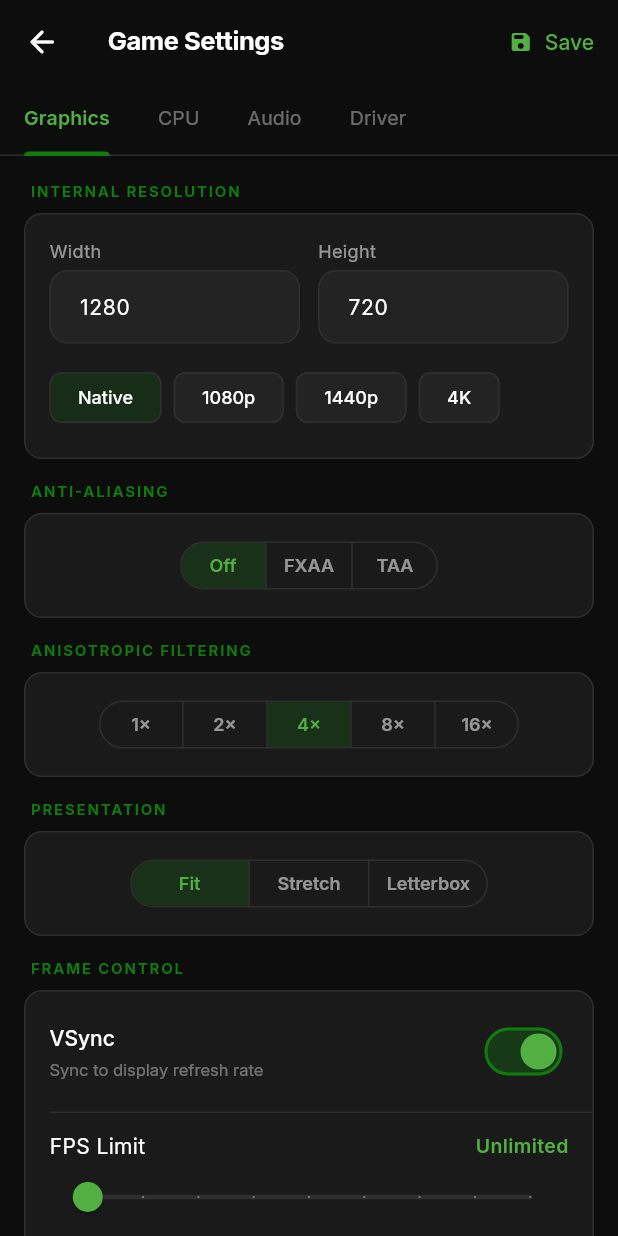
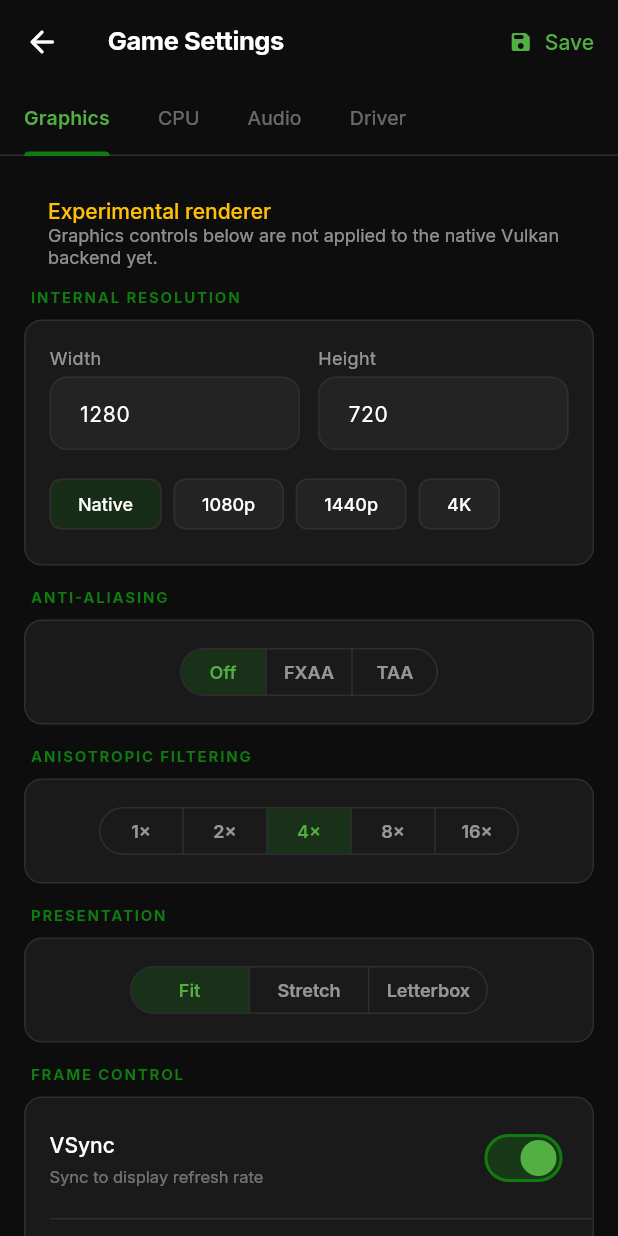
Before and after one commit to kuaan08/Android, a Flutter app: the GameSettingsScreen screen opened directly with empty values, on a phone screen of 412 x 824 dp. Run offline on Flutter 3.47's test engine with Material 3 defaults, Android fonts, the light colour scheme and no system bars; our stand-ins replace file_picker, flutter_riverpod, freezed_annotation, go_router, google_fonts, hive_flutter and 3 more; missing offline and left inert: dart:ffi; accounts and stored records are empty; generated files the repository leaves out were written again.

Commit message:
Persist real per-game JIT threads and GPU diagnostics; warn that Turnip and rendering toggles are not wired

```diff
--- a/lib/features/game_settings/screens/game_settings_screen.dart
+++ b/lib/features/game_settings/screens/game_settings_screen.dart
@@ -1,4 +1,5 @@
 import 'package:flutter/material.dart';
+import 'package:shared_preferences/shared_preferences.dart';
 import 'package:flutter_riverpod/flutter_riverpod.dart';
 import 'package:go_router/go_router.dart';
 import '../../../core/theme/app_theme.dart';
@@ -24,7 +25,7 @@ class _GameSettingsScreenState extends ConsumerState<GameSettingsScreen>
   int _fpsLimit = 0;
 
   // CPU
-  int _jitThreads = 4;
+  int _jitThreads = 2; // Default conservative for 6 GB RAM
   int _jitMode = 0; // 0=Lazy 1=Eager
   bool _blockCache = true;
   bool _fastMath = true;
@@ -36,7 +37,8 @@ class _GameSettingsScreenState extends ConsumerState<GameSettingsScreen>
   bool _audioStretch = false;
 
   // Driver
-  int _driverMode = 0; // 0=System 1=Turnip
+  int _driverMode = 0; // Only system driver is actually wired into Vulkan
+  bool _showDiagnostics = true;
   bool _bcNative = true;
   bool _debugLayers = false;
 
@@ -44,6 +46,7 @@ class _GameSettingsScreenState extends ConsumerState<GameSettingsScreen>
   void initState() {
     super.initState();
     _tabs = TabController(length: 4, vsync: this);
+    _loadPrefs();
   }
 
   @override
@@ -101,15 +104,36 @@ class _GameSettingsScreenState extends ConsumerState<GameSettingsScreen>
     );
   }
 
-  void _saveSettings() {
+  Future<void> _loadPrefs() async {
+    final prefs = await SharedPreferences.getInstance();
+    if (!mounted) return;
+    setState(() {
+      _jitThreads = (prefs.getInt('game_${widget.titleId}_jit_threads') ?? 2).clamp(1, 6);
+      _showDiagnostics = prefs.getBool('game_${widget.titleId}_gpu_diagnostics') ?? true;
+    });
+  }
+
+  Future<void> _saveSettings() async {
+    final prefs = await SharedPreferences.getInstance();
+    await prefs.setInt('game_${widget.titleId}_jit_threads', _jitThreads);
+    await prefs.setBool('game_${widget.titleId}_gpu_diagnostics', _showDiagnostics);
+    if (!mounted) return;
     ScaffoldMessenger.of(context).showSnackBar(
-      const SnackBar(content: Text('Settings saved')),
+      const SnackBar(content: Text(
+        'Saved JIT threads and GPU diagnostics. Other graphics, audio and driver '
+        'controls are not yet implemented by this experimental runtime.',
+      ), duration: Duration(seconds: 6)),
     );
     context.pop();
   }
 
   Widget _graphicsTab() {
     return ListView(padding: const EdgeInsets.all(16), children: [
+      const ListTile(
+        title: Text('Experimental renderer', style: TextStyle(color: Colors.amber)),
+        subtitle: Text('Graphics controls below are not applied to the native Vulkan backend yet.',
+            style: TextStyle(color: Colors.white54)),
+      ),
       _Section('Internal Resolution'),
       _Card(children: [
         Padding(
@@ -170,6 +194,13 @@ class _GameSettingsScreenState extends ConsumerState<GameSettingsScreen>
 
   Widget _cpuTab() {
     return ListView(padding: const EdgeInsets.all(16), children: [
+      _Section('Native runtime settings'),
+      _Card(children: [
+        _SwitchRow('GPU / shader diagnostics',
+          'Show real Vulkan, PM4 and compilation status while playing',
+          _showDiagnostics, (v) => setState(() => _showDiagnostics = v)),
+      ]),
+      const SizedBox(height: 12),
       _Section('JIT Threads (1–6)'),
       _Card(children: [
         Padding(
@@ -185,7 +216,8 @@ class _GameSettingsScreenState extends ConsumerState<GameSettingsScreen>
               label: '$_jitThreads',
               onChanged: (v) => setState(() => _jitThreads = v.round()),
             ),
-            const Text('Higher values improve performance on multi-core devices.',
+            const Text('Applied on next Play. For 6 GB RAM start with 1–2 threads. '
+              'More threads do not guarantee higher FPS.',
               style: TextStyle(fontSize: 11, color: Colors.white38)),
           ]),
         ),
@@ -226,7 +258,18 @@ class _GameSettingsScreenState extends ConsumerState<GameSettingsScreen>
   Widget _driverTab() {
     return ListView(padding: const EdgeInsets.all(16), children: [
       _Section('Vulkan Driver'),
-      _SegmentedCard(['System', 'Turnip (Mesa)'], _driverMode, (v) => setState(() => _driverMode = v)),
+      const _DriverWarning(),
+      _SegmentedCard(['System', 'Turnip (unavailable)'], _driverMode, (v) {
+        if (v == 1) {
+          ScaffoldMessenger.of(context).showSnackBar(const SnackBar(
+            content: Text('Turnip is not yet usable: the Android Vulkan path '
+              'requires a proper libadrenotools loader and validation. '
+              'Selecting a label does not change the driver.'),
+            duration: Duration(seconds: 8)));
+        } else {
+          setState(() => _driverMode = 0);
+        }
+      }),
       if (_driverMode == 1)
         Padding(
           padding: const EdgeInsets.only(top: 8),
@@ -318,6 +361,22 @@ class _GameSettingsScreenState extends ConsumerState<GameSettingsScreen>
   }
 }
 
+class _DriverWarning extends StatelessWidget {
+  const _DriverWarning();
+  @override
+  Widget build(BuildContext context) => const Padding(
+    padding: EdgeInsets.all(12),
+    child: Text(
+      'Active backend: Android system Vulkan driver. '
+      'Turnip ZIP installation and libadrenotools Vulkan routing are NOT '
+      'implemented in this build. Installing a separate driver app does not '
+      'automatically replace the Vulkan driver used here. '
+      'The Xbox 360 shader translator and draw commands are also incomplete.',
+      style: TextStyle(color: Colors.amber, fontSize: 12),
+    ),
+  );
+}
+
 Widget _IntField(String label, int value, ValueChanged<int> onChanged, int min, int max) {
   final ctrl = TextEditingController(text: '$value');
   return Column(crossAxisAlignment: CrossAxisAlignment.start, children: [
```
